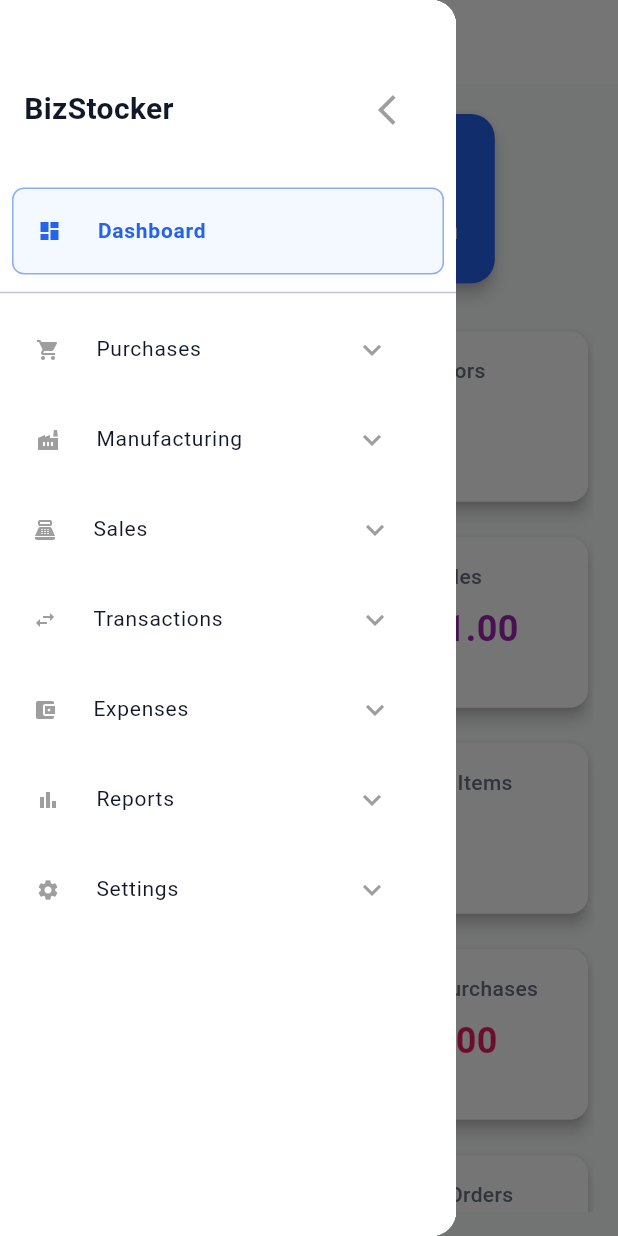
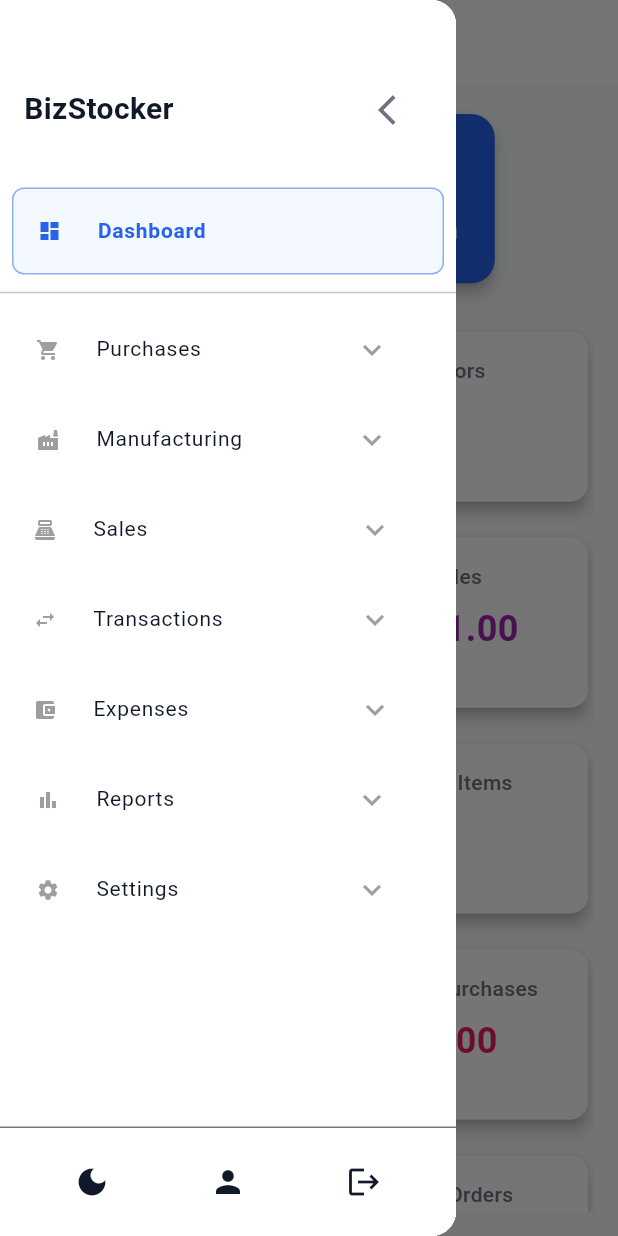
Before and after one commit to humza-42/bizstocker, a Flutter app: the DashboardScreen screen opened by its route, with the side drawer open, on a phone screen of 412 x 824 dp. Run offline on Flutter 3.47's test engine with Material 3 defaults, Android fonts, the phone set to English and light mode, and no system bars; drawn by our look-alikes of flutter_animate.

Commit message:
Added icon buttons in custom drawer

```diff
--- a/lib/Drawer_List_Contents/custom_drawer_tile.dart
+++ b/lib/Drawer_List_Contents/custom_drawer_tile.dart
@@ -48,7 +48,7 @@ class CustomDrawerTile extends StatelessWidget {
           icon,
           color: isSelected
               ? Theme.of(context).colorScheme.primary
-              : Colors.grey,
+              : Theme.of(context).colorScheme.onSurfaceVariant,
           size: 16,
         ),
         title: Text(
@@ -64,7 +64,7 @@ class CustomDrawerTile extends StatelessWidget {
         trailing: hasChildren
             ? Icon(
                 isExpanded ? Icons.expand_less : Icons.expand_more,
-                color: Colors.grey,
+                color: Theme.of(context).colorScheme.onSurfaceVariant,
                 size: 16,
               )
             : null,
--- a/lib/Drawer_List_Contents/dashboard_item.dart
+++ b/lib/Drawer_List_Contents/dashboard_item.dart
@@ -31,7 +31,7 @@ class DashboardItem extends StatelessWidget {
           Icons.dashboard,
           color: isSelected
               ? Theme.of(context).colorScheme.primary
-              : Colors.grey,
+              : Theme.of(context).colorScheme.onSurfaceVariant,
           size: 16,
         ),
         title: Text(
--- a/lib/Screens/dashboard_screen.dart
+++ b/lib/Screens/dashboard_screen.dart
@@ -25,10 +25,7 @@ class _DashboardScreenState extends State<DashboardScreen> {
           title: Center(
             child: Padding(
               padding: const EdgeInsets.only(right: 25),
-              child: const Text(
-                'Dashboard',
-                style: TextStyle(color: Colors.black),
-              ),
+              child: const Text('Dashboard'),
             ),
           ),
 
@@ -36,7 +33,9 @@ class _DashboardScreenState extends State<DashboardScreen> {
           // foregroundColor: Theme.of(context).colorScheme.onSecondaryContainer,
           // backgroundColor: primaryColor,
           elevation: 0,
-          iconTheme: IconThemeData(color: Colors.black),
+          iconTheme: IconThemeData(
+            color: Theme.of(context).colorScheme.onSurface,
+          ),
         ),
         body: Container(
           padding: const EdgeInsets.all(16.0),
--- a/lib/Widgets/Dashboard_Screen/financial_card.dart
+++ b/lib/Widgets/Dashboard_Screen/financial_card.dart
@@ -44,7 +44,7 @@ class FinancialCard extends StatelessWidget {
               style: TextStyle(
                 fontSize: 20.0,
                 fontWeight: FontWeight.bold,
-                color: Colors.black,
+                color: Theme.of(context).colorScheme.onSurface,
               ),
             ),
           ],
--- a/lib/Widgets/custom_drawer.dart
+++ b/lib/Widgets/custom_drawer.dart
@@ -10,6 +10,7 @@ import '../Drawer_List_Contents/expansion_purchase_tile.dart';
 import '../Drawer_List_Contents/expansion_manufacturing_tile.dart';
 import 'package:flutter/material.dart';
 import 'package:flutter_animate/flutter_animate.dart';
+import '../main.dart';
 
 class CustomDrawer extends StatefulWidget {
   final String currentRoute;
@@ -197,8 +198,92 @@ class _CustomDrawerState extends State<CustomDrawer>
                 ],
               ),
             ),
-            // const UserInfo(),
-            // const BottomNavigation(),
+            // Bottom icon buttons
+            Container(
+              padding: const EdgeInsets.symmetric(
+                horizontal: 16.0,
+                vertical: 12.0,
+              ),
+              decoration: BoxDecoration(
+                border: Border(
+                  top: BorderSide(color: Theme.of(context).dividerColor),
+                ),
+              ),
+              child: Row(
+                mainAxisAlignment: MainAxisAlignment.spaceAround,
+                children: [
+                  // Theme toggle button
+                  IconButton(
+                    icon: Icon(
+                      Theme.of(context).brightness == Brightness.light
+                          ? Icons.dark_mode
+                          : Icons.light_mode,
+                      color: Theme.of(context).colorScheme.onSurface,
+                    ),
+                    onPressed: () {
+                      ThemeProvider.of(context)?.toggleTheme();
+                    },
+                    tooltip: 'Toggle Theme',
+                  ),
+                  // Profile button
+                  IconButton(
+                    icon: Icon(
+                      Icons.person,
+                      color: Theme.of(context).colorScheme.onSurface,
+                    ),
+                    onPressed: () {
+                      showDialog(
+                        context: context,
+                        builder: (context) => AlertDialog(
+                          title: Text('Profile'),
+                          content: Text(
+                            'Profile information will be displayed here.',
+                          ),
+                          actions: [
+                            TextButton(
+                              onPressed: () => Navigator.pop(context),
+                              child: Text('Close'),
+                            ),
+                          ],
+                        ),
+                      );
+                    },
+                    tooltip: 'Profile',
+                  ),
+                  // Logout button
+                  IconButton(
+                    icon: Icon(
+                      Icons.logout,
+                      color: Theme.of(context).colorScheme.onSurface,
+                    ),
+                    onPressed: () {
+                      showDialog(
+                        context: context,
+                        builder: (context) => AlertDialog(
+                          title: Text('Logout'),
+                          content: Text('Are you sure you want to logout?'),
+                          actions: [
+                            TextButton(
+                              onPressed: () => Navigator.pop(context),
+                              child: Text('Cancel'),
+                            ),
+                            TextButton(
+                              onPressed: () {
+                                Navigator.pop(context);
+                                // Add your logout logic here
+                                Navigator.pushReplacementNamed(context, '/');
+                              },
+                              child: Text('Logout'),
+                            ),
+                          ],
+                        ),
+                      );
+                    },
+                    tooltip: 'Logout',
+                  ),
+                ],
+              ),
+            ),
           ],
         ),
       ),
--- a/lib/Widgets/drawer_header.dart
+++ b/lib/Widgets/drawer_header.dart
@@ -20,7 +20,10 @@ class DrawerHeaderWidget extends StatelessWidget {
           ),
           const Spacer(),
           IconButton(
-            icon: const Icon(Icons.arrow_back_ios, color: Colors.grey),
+            icon: Icon(
+              Icons.arrow_back_ios,
+              color: Theme.of(context).colorScheme.onSurfaceVariant,
+            ),
             onPressed: () {
               Navigator.of(context).pop(); // Close the drawer
             },
--- a/lib/main.dart
+++ b/lib/main.dart
@@ -53,22 +53,60 @@ import 'SplashScreen/splash_screen.dart';
 import 'theme/color_scheme.dart';
 import 'package:flutter/material.dart';
 
+class ThemeProvider extends InheritedWidget {
+  final ThemeMode themeMode;
+  final Function() toggleTheme;
+
+  const ThemeProvider({
+    super.key,
+    required this.themeMode,
+    required this.toggleTheme,
+    required super.child,
+  });
+
+  static ThemeProvider? of(BuildContext context) {
+    return context.dependOnInheritedWidgetOfExactType<ThemeProvider>();
+  }
+
+  @override
+  bool updateShouldNotify(ThemeProvider oldWidget) {
+    return themeMode != oldWidget.themeMode;
+  }
+}
+
 void main() {
   runApp(const MyApp());
 }
 
-class MyApp extends StatelessWidget {
+class MyApp extends StatefulWidget {
   const MyApp({super.key});
 
-  // This widget is the root of your application.
+  @override
+  State<MyApp> createState() => _MyAppState();
+}
+
+class _MyAppState extends State<MyApp> {
+  ThemeMode _themeMode = ThemeMode.light;
+
+  void toggleTheme() {
+    setState(() {
+      _themeMode = _themeMode == ThemeMode.light
+          ? ThemeMode.dark
+          : ThemeMode.light;
+    });
+  }
+
   @override
   Widget build(BuildContext context) {
-    return MaterialApp(
+    return ThemeProvider(
+      themeMode: _themeMode,
+      toggleTheme: toggleTheme,
+      child: MaterialApp(
         debugShowCheckedModeBanner: false,
         title: 'BizStockersdsads',
         theme: AppTheme.light(),
         darkTheme: AppTheme.dark(),
-      themeMode: ThemeMode.light,
+        themeMode: _themeMode,
 
         initialRoute: '/',
         routes: {
@@ -84,7 +122,8 @@ class MyApp extends StatelessWidget {
           '/sales_orders': (context) => const sales_orders.OrdersScreen(),
           '/sales_customers': (context) => const CustomersScreen(),
           '/sales_returns': (context) => const sales_returns.ReturnsScreen(),
-        '/transaction_purchase': (context) => const TransactionPurchaseScreen(),
+          '/transaction_purchase': (context) =>
+              const TransactionPurchaseScreen(),
           '/transaction_sales': (context) => const TransactionSalesScreen(),
           '/transaction_sales_return': (context) =>
               const TransactionSalesReturnScreen(),
@@ -93,7 +132,8 @@ class MyApp extends StatelessWidget {
           '/transaction_capital_investment': (context) =>
               const TransactionCapitalInvestmentScreen(),
           '/all_expenses_screen': (context) => const AllExpensesScreen(),
-        '/general_expenses_screen': (context) => const GeneralExpensesScreen(),
+          '/general_expenses_screen': (context) =>
+              const GeneralExpensesScreen(),
           '/manage_expense_groups_screen': (context) =>
               const ManageExpenseGroupsScreen(),
           '/production_report': (context) => const ProductionReportScreen(),
@@ -101,7 +141,8 @@ class MyApp extends StatelessWidget {
           '/customer_balances': (context) => const CustomerBalancesScreen(),
           '/customer_insights': (context) => const CustomerInsightsScreen(),
           '/products_insights': (context) => const ProductsInsightsScreen(),
-        '/top_selling_products': (context) => const TopSellingProductsScreen(),
+          '/top_selling_products': (context) =>
+              const TopSellingProductsScreen(),
           '/income_statement': (context) => const IncomeStatementScreen(),
           '/balance_sheet': (context) => const BalanceSheetScreen(),
           '/cash_flow_statement': (context) => const CashFlowStatementScreen(),
@@ -126,6 +167,7 @@ class MyApp extends StatelessWidget {
           '/settings_users': (context) => const UsersScreen(),
           '/settings_groups': (context) => const GroupsScreen(),
         },
+      ),
     );
   }
 }
--- a/lib/theme/color_scheme.dart
+++ b/lib/theme/color_scheme.dart
@@ -32,28 +32,58 @@ class AppColors {
   ); // Emerald 800 - Text on secondary container
 
   // ============================================
-  // SURFACE COLORS (Backgrounds & Cards)
+  // LIGHT THEME SPECIFIC COLORS
   // ============================================
-  static const Color surface = Colors.white; // Pure white - Main background
-  static const Color surfaceContainer = Color(
+  static const Color lightSurface =
+      Colors.white; // Pure white - Main background
+  static const Color lightSurfaceContainer = Color(
     0xFFF9FAFB,
   ); // Gray 50 - Light background
-  static const Color surfaceContainerLow = Color(
+  static const Color lightSurfaceContainerLow = Color(
     0xFFF3F4F6,
   ); // Gray 100 - Cards & containers
-  static const Color surfaceContainerHigh = Color(
+  static const Color lightSurfaceContainerHigh = Color(
     0xFFE5E7EB,
   ); // Gray 200 - Elevated surfaces
-  static const Color surfaceVariant = Color(
+  static const Color lightSurfaceVariant = Color(
     0xFFE5E7EB,
   ); // Gray 200 - Variant surfaces
-  static const Color onSurface = Color(0xFF111827); // Gray 900 - Main text
-  static const Color onSurfaceVariant = Color(
+  static const Color lightOnSurface = Color(0xFF111827); // Gray 900 - Main text
+  static const Color lightOnSurfaceVariant = Color(
     0xFF6B7280,
   ); // Gray 500 - Secondary text
+  static const Color lightBackground = Colors.white; // Main background
+  static const Color lightBorder = Color(
+    0xFFE5E7EB,
+  ); // Gray 200 - Light borders
 
   // ============================================
-  // SUPPORTING COLORS (Status & Feedback)
+  // DARK THEME SPECIFIC COLORS
+  // ============================================
+  static const Color darkSurface = Color(
+    0xFF1F2937,
+  ); // Gray 800 - Main background
+  static const Color darkSurfaceContainer = Color(
+    0xFF111827,
+  ); // Gray 900 - Dark background
+  static const Color darkSurfaceContainerLow = Color(
+    0xFF374151,
+  ); // Gray 700 - Cards & containers
+  static const Color darkSurfaceContainerHigh = Color(
+    0xFF4B5563,
+  ); // Gray 600 - Elevated surfaces
+  static const Color darkSurfaceVariant = Color(
+    0xFF374151,
+  ); // Gray 700 - Variant surfaces
+  static const Color darkOnSurface = Color(0xFFF3F4F6); // Gray 100 - Main text
+  static const Color darkOnSurfaceVariant = Color(
+    0xFFD1D5DB,
+  ); // Gray 300 - Secondary text
+  static const Color darkBackground = Color(0xFF111827); // Main background
+  static const Color darkBorder = Color(0xFF4B5563); // Gray 600 - Dark borders
+
+  // ============================================
+  // SUPPORTING COLORS (Status & Feedback) - Same for both themes
   // ============================================
   // Success (Green)
   static const Color success = Color(0xFF10B981); // Emerald 500
@@ -76,18 +106,6 @@ class AppColors {
   static const Color onInfo = Colors.white;
 
   // ============================================
-  // NEUTRAL BACKGROUNDS (Grayscale)
-  // ============================================
-  static const Color background = Colors.white; // Main background
-  static const Color backgroundElevated = Color(0xFFF9FAFB); // Light elevation
-  static const Color backgroundSecondary = Color(
-    0xFFF3F4F6,
-  ); // Secondary sections
-  static const Color backgroundTertiary = Color(
-    0xFFE5E7EB,
-  ); // Tertiary elements
-
-  // ============================================
   // ACCENT COLORS (Highlights & Emphasis)
   // ============================================
   static const Color accent = Color(0xFF8B5CF6); // Purple 500 - Highlights
@@ -98,27 +116,6 @@ class AppColors {
     0xFFEC4899,
   ); // Pink 500 - Alternative accent
   static const Color accentSecondaryContainer = Color(0xFFFFE8F0); // Pink 100
-
-  // ============================================
-  // BORDER & DIVIDER COLORS
-  // ============================================
-  static const Color border = Color(0xFFE5E7EB); // Gray 200 - Light borders
-  static const Color borderDark = Color(0xFFD1D5DB); // Gray 300 - Dark borders
-  static const Color divider = Color(0xFFE5E7EB); // Same as border
-
-  // ============================================
-  // TEXT COLORS (Typography)
-  // ============================================
-  static const Color textPrimary = Color(0xFF111827); // Gray 900 - Main text
-  static const Color textSecondary = Color(
-    0xFF6B7280,
-  ); // Gray 500 - Secondary text
-  static const Color textTertiary = Color(
-    0xFF9CA3AF,
-  ); // Gray 400 - Tertiary text
-  static const Color textDisabled = Color(
-    0xFFD1D5DB,
-  ); // Gray 300 - Disabled text
 
   // ============================================
   // SHADOW & OVERLAY COLORS
@@ -153,6 +150,7 @@ class AppTheme {
       useMaterial3: true,
       colorScheme: ColorScheme.fromSeed(
         seedColor: AppColors.primary,
+        brightness: Brightness.light,
         primary: AppColors.primary,
         primaryContainer: AppColors.primaryContainer,
         onPrimary: AppColors.onPrimary,
@@ -161,23 +159,47 @@ class AppTheme {
         secondaryContainer: AppColors.secondaryContainer,
         onSecondary: AppColors.onSecondary,
         onSecondaryContainer: AppColors.onSecondaryContainer,
-        surface: AppColors.surface,
-        surfaceContainer: AppColors.surfaceContainer,
-        surfaceContainerHighest: AppColors.surfaceContainerHigh,
-        onSurface: AppColors.onSurface,
-        onSurfaceVariant: AppColors.onSurfaceVariant,
+        surface: AppColors.lightSurface,
+        surfaceContainer: AppColors.lightSurfaceContainer,
+        surfaceContainerHighest: AppColors.lightSurfaceContainerHigh,
+        onSurface: AppColors.lightOnSurface,
+        onSurfaceVariant: AppColors.lightOnSurfaceVariant,
         error: AppColors.error,
         errorContainer: AppColors.errorContainer,
         onError: AppColors.onError,
-        background: AppColors.background,
-        onBackground: AppColors.onSurface,
+        background: AppColors.lightBackground,
+        onBackground: AppColors.lightOnSurface,
       ),
-      scaffoldBackgroundColor: AppColors.background,
+      scaffoldBackgroundColor: AppColors.lightBackground,
     );
   }
 
   static ThemeData dark() {
-    // Dark theme can be implemented similarly if needed
-    return light();
+    return ThemeData(
+      useMaterial3: true,
+      colorScheme: ColorScheme.fromSeed(
+        seedColor: AppColors.primary,
+        brightness: Brightness.dark,
+        primary: AppColors.primary,
+        primaryContainer: AppColors.primaryContainer,
+        onPrimary: AppColors.onPrimary,
+        onPrimaryContainer: AppColors.onPrimaryContainer,
+        secondary: AppColors.secondary,
+        secondaryContainer: AppColors.secondaryContainer,
+        onSecondary: AppColors.onSecondary,
+        onSecondaryContainer: AppColors.onSecondaryContainer,
+        surface: AppColors.darkSurface,
+        surfaceContainer: AppColors.darkSurfaceContainer,
+        surfaceContainerHighest: AppColors.darkSurfaceContainerHigh,
+        onSurface: AppColors.darkOnSurface,
+        onSurfaceVariant: AppColors.darkOnSurfaceVariant,
+        error: AppColors.error,
+        errorContainer: AppColors.errorContainer,
+        onError: AppColors.onError,
+        background: AppColors.darkBackground,
+        onBackground: AppColors.darkOnSurface,
+      ),
+      scaffoldBackgroundColor: AppColors.darkBackground,
+    );
   }
 }
```
Lines whose indentation alone changed are shown as unchanged.
